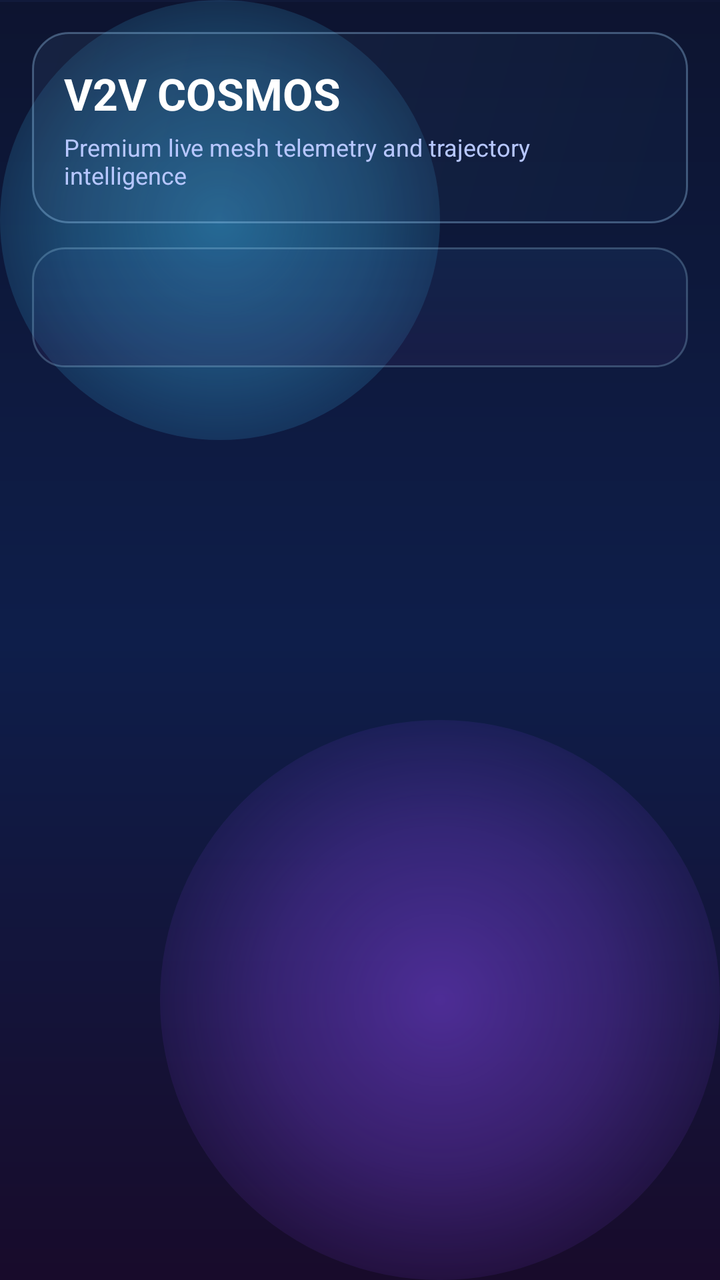
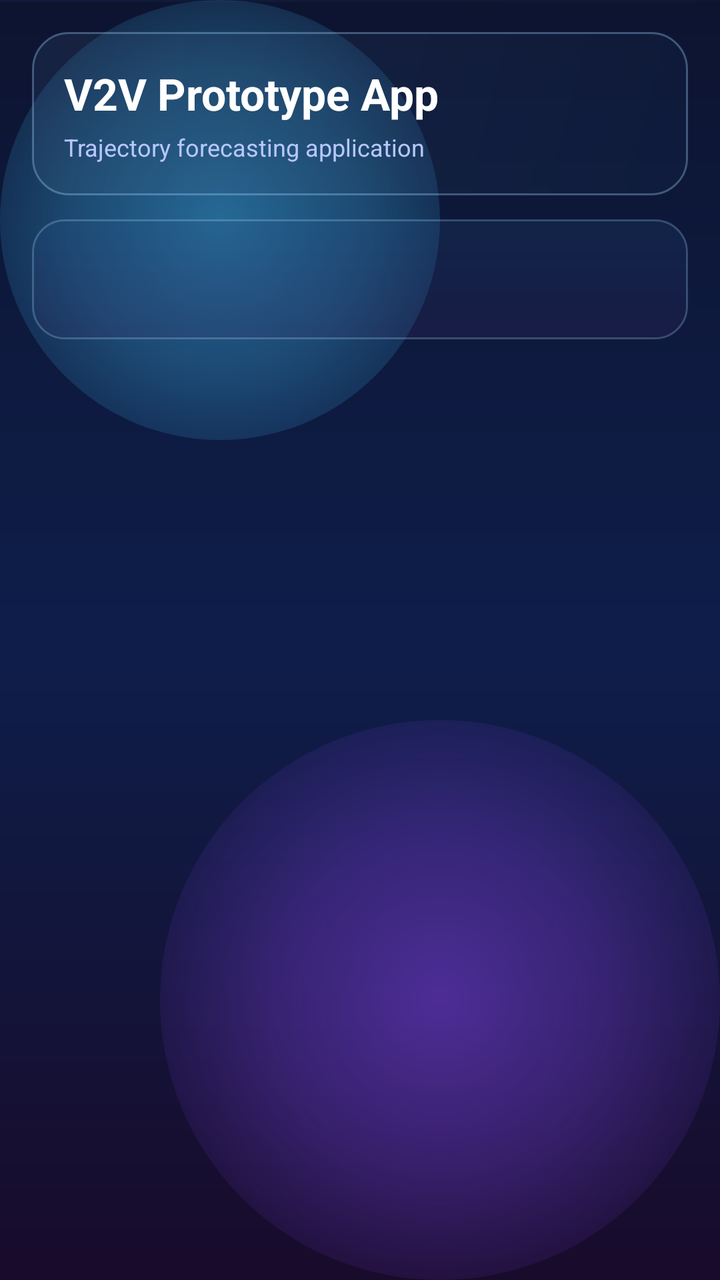

Screens rendered from an Android XML layout before and after an edit, with the pre-edit source and the edit as a unified diff.
<!-- AndroidManifest.xml: application theme Theme.V2VApp -->
<!-- res/layout/activity_main.xml -->
<?xml version="1.0" encoding="utf-8"?>
<androidx.constraintlayout.widget.ConstraintLayout xmlns:android="http://schemas.android.com/apk/res/android"
    xmlns:app="http://schemas.android.com/apk/res-auto"
    android:layout_width="match_parent"
    android:layout_height="match_parent"
    android:background="@drawable/bg_cosmic_universe">

    <View
        android:id="@+id/topGlow"
        android:layout_width="220dp"
        android:layout_height="220dp"
        android:background="@drawable/bg_glow_orb_blue"
        android:alpha="0.75"
        app:layout_constraintStart_toStartOf="parent"
        app:layout_constraintTop_toTopOf="parent" />

    <View
        android:id="@+id/bottomGlow"
        android:layout_width="280dp"
        android:layout_height="280dp"
        android:background="@drawable/bg_glow_orb_purple"
        android:alpha="0.75"
        app:layout_constraintBottom_toBottomOf="parent"
        app:layout_constraintEnd_toEndOf="parent" />

    <LinearLayout
        android:id="@+id/headerContainer"
        android:layout_width="0dp"
        android:layout_height="wrap_content"
        android:layout_marginStart="16dp"
        android:layout_marginTop="16dp"
        android:layout_marginEnd="16dp"
        android:background="@drawable/bg_header_panel"
        android:orientation="vertical"
        android:padding="16dp"
        app:layout_constraintEnd_toEndOf="parent"
        app:layout_constraintStart_toStartOf="parent"
        app:layout_constraintTop_toTopOf="parent">

        <TextView
            android:id="@+id/appTitle"
            android:layout_width="wrap_content"
            android:layout_height="wrap_content"
            android:text="V2V COSMOS"
            android:textColor="@android:color/white"
            android:textSize="22sp"
            android:textStyle="bold" />

        <TextView
            android:id="@+id/appSubtitle"
            android:layout_width="wrap_content"
            android:layout_height="wrap_content"
            android:layout_marginTop="4dp"
            android:text="Premium live mesh telemetry and trajectory intelligence"
            android:textColor="#B7C7FF"
            android:textSize="12sp" />
    </LinearLayout>

    <com.google.android.material.tabs.TabLayout
        android:id="@+id/tabLayout"
        android:layout_width="0dp"
        android:layout_height="wrap_content"
        android:layout_marginStart="16dp"
        android:layout_marginTop="12dp"
        android:layout_marginEnd="16dp"
        android:background="@drawable/bg_tab_host"
        android:padding="6dp"
        app:tabBackground="@drawable/bg_tab_item"
        app:tabGravity="fill"
        app:tabIndicatorColor="#62E7FF"
        app:tabIndicatorHeight="3dp"
        app:tabInlineLabel="true"
        app:tabMode="fixed"
        app:tabRippleColor="#30B46CFF"
        app:tabSelectedTextColor="#ECF8FF"
        app:tabTextColor="#89A8D8"
        app:layout_constraintEnd_toEndOf="parent"
        app:layout_constraintStart_toStartOf="parent"
        app:layout_constraintTop_toBottomOf="@id/headerContainer" />

    <androidx.viewpager2.widget.ViewPager2
        android:id="@+id/viewPager"
        android:layout_width="0dp"
        android:layout_height="0dp"
        android:layout_marginStart="16dp"
        android:layout_marginTop="10dp"
        android:layout_marginEnd="16dp"
        android:layout_marginBottom="16dp"
        app:layout_constraintBottom_toBottomOf="parent"
        app:layout_constraintEnd_toEndOf="parent"
        app:layout_constraintStart_toStartOf="parent"
        app:layout_constraintTop_toBottomOf="@id/tabLayout" />

</androidx.constraintlayout.widget.ConstraintLayout>
<!-- resources referenced by this layout -->
<resources>
  <!-- drawable bg_cosmic_universe (drawable) -->
  <?xml version="1.0" encoding="utf-8"?>
  <layer-list xmlns:android="http://schemas.android.com/apk/res/android">
      <item>
          <shape android:shape="rectangle">
              <gradient
                  android:angle="315"
                  android:endColor="#090B1E"
                  android:startColor="#111A3B"
                  android:type="linear" />
          </shape>
      </item>
      <item android:top="1dp">
          <shape android:shape="rectangle">
              <gradient
                  android:angle="120"
                  android:centerColor="#0E1E4A"
                  android:endColor="#180B2B"
                  android:startColor="#0D1430"
                  android:type="linear" />
          </shape>
      </item>
  </layer-list>
  <!-- drawable bg_glow_orb_blue (drawable) -->
  <?xml version="1.0" encoding="utf-8"?>
  <shape xmlns:android="http://schemas.android.com/apk/res/android" android:shape="oval">
      <gradient
          android:centerColor="#6043C7FF"
          android:endColor="#0043C7FF"
          android:gradientRadius="150dp"
          android:startColor="#A043C7FF"
          android:type="radial" />
  </shape>
  <!-- drawable bg_glow_orb_purple (drawable) -->
  <?xml version="1.0" encoding="utf-8"?>
  <shape xmlns:android="http://schemas.android.com/apk/res/android" android:shape="oval">
      <gradient
          android:centerColor="#608F4BFF"
          android:endColor="#008F4BFF"
          android:gradientRadius="170dp"
          android:startColor="#A08F4BFF"
          android:type="radial" />
  </shape>
  <!-- drawable bg_header_panel (drawable) -->
  <?xml version="1.0" encoding="utf-8"?>
  <shape xmlns:android="http://schemas.android.com/apk/res/android" android:shape="rectangle">
      <corners android:radius="18dp" />
      <gradient
          android:angle="315"
          android:endColor="#2A172F57"
          android:startColor="#2A44648B"
          android:type="linear" />
      <stroke
          android:width="1dp"
          android:color="#54A4D7FF" />
  </shape>
  <!-- drawable bg_tab_host (drawable) -->
  <?xml version="1.0" encoding="utf-8"?>
  <shape xmlns:android="http://schemas.android.com/apk/res/android" android:shape="rectangle">
      <corners android:radius="16dp" />
      <gradient
          android:angle="90"
          android:endColor="#33214C82"
          android:startColor="#333C2B66"
          android:type="linear" />
      <stroke
          android:width="1dp"
          android:color="#3FADE0FF" />
  </shape>
  <!-- drawable bg_tab_item (drawable) -->
  <?xml version="1.0" encoding="utf-8"?>
  <selector xmlns:android="http://schemas.android.com/apk/res/android">
      <item android:state_selected="true">
          <shape android:shape="rectangle">
              <corners android:radius="12dp" />
              <solid android:color="#2A5D9BE8" />
              <stroke
                  android:width="1dp"
                  android:color="#6ED5FFFF" />
          </shape>
      </item>
      <item>
          <shape android:shape="rectangle">
              <corners android:radius="12dp" />
              <solid android:color="#00000000" />
          </shape>
      </item>
  </selector>
  <style name="Theme.V2VApp" parent="Theme.MaterialComponents.DayNight.NoActionBar">
          <item name="colorPrimary">@color/cosmic_primary</item>
          <item name="colorSecondary">@color/cosmic_secondary</item>
          <item name="colorOnPrimary">@color/cosmic_on_primary</item>
          <item name="android:windowBackground">@drawable/bg_cosmic_universe</item>
          <item name="android:statusBarColor">#0A0E23</item>
          <item name="android:navigationBarColor">#0A0E23</item>
      </style>
  <color name="cosmic_primary">#7D8BFF</color>
  <color name="cosmic_secondary">#62E7FF</color>
  <color name="cosmic_on_primary">#ECF5FF</color>
</resources>

<!-- the commit's change to res/layout/activity_main.xml (unified diff, before → after) -->
@@ -41,7 +41,7 @@
             android:id="@+id/appTitle"
             android:layout_width="wrap_content"
             android:layout_height="wrap_content"
-            android:text="V2V COSMOS"
+            android:text="V2V Prototype App"
             android:textColor="@android:color/white"
             android:textSize="22sp"
             android:textStyle="bold" />
@@ -51,7 +51,7 @@
             android:layout_width="wrap_content"
             android:layout_height="wrap_content"
             android:layout_marginTop="4dp"
-            android:text="Premium live mesh telemetry and trajectory intelligence"
+            android:text="Trajectory forecasting application"
             android:textColor="#B7C7FF"
             android:textSize="12sp" />
     </LinearLayout>
